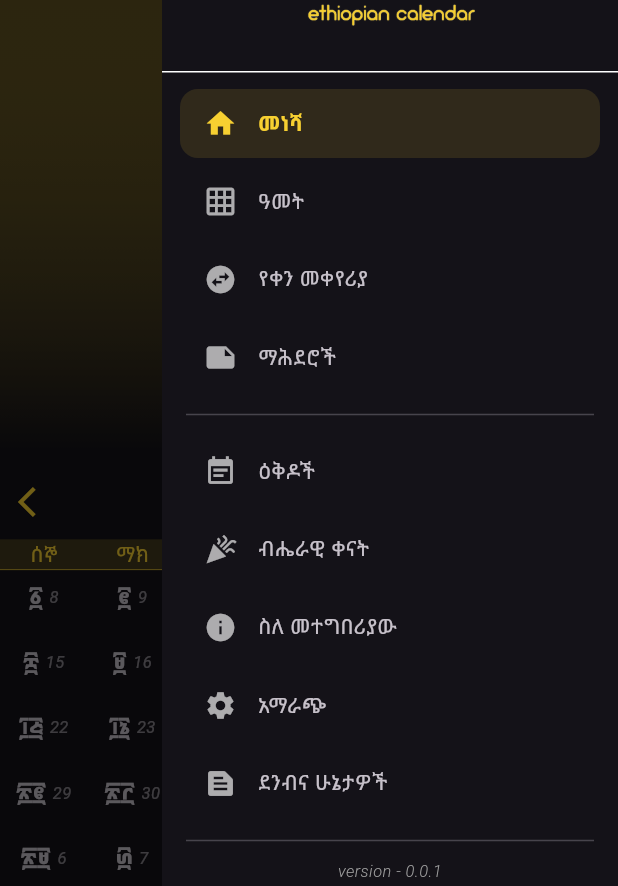
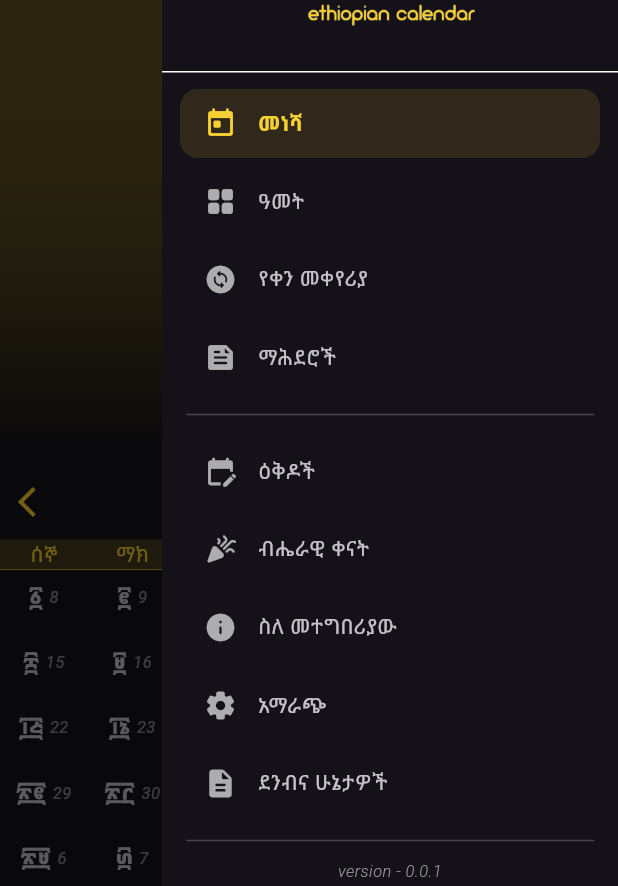
Before and after one commit to Sinishaw/event-calendar-v3, a Flutter app: the screen it shows after launch, with the side drawer open, on a phone screen of 412 x 824 dp. Shown: the part 169-1055 px from the top of the screen. Run offline on Flutter 3.47's test engine with Material 3 defaults, Android fonts, the phone set to English and light mode, and no system bars; our stand-ins replace cached_network_image, carousel_slider, cloud_firestore, device_info_plus, firebase_analytics, firebase_core and 10 more; missing offline and left inert: home_widget, workmanager; accounts and stored records are empty; statements that could not run were skipped.

Commit message:
feat: modernize side menu icons
Replace default side menu navigation item icons with modern, cohesive rounded alternatives that match the bottom bar (today_rounded, grid_view_rounded, change_circle_rounded, feed_rounded, etc.).

#73

```diff
--- a/lib/menu/side_menu.dart
+++ b/lib/menu/side_menu.dart
@@ -42,25 +42,25 @@ class _SideMenuState extends State<SideMenu> {
           const SizedBox(height: 8),
           SideMenuItem(
             text: AppLocalizations.of(context)!.home,
-            icon: Icons.home,
+            icon: Icons.today_rounded,
             isSelected: Globals.displayingIndex == 0,
             onTap: () => {Globals.selectedIndex = Globals.displayingIndex = 0, widget.callback(0)},
           ),
           SideMenuItem(
             text: AppLocalizations.of(context)!.year,
-            icon: Icons.grid_on,
+            icon: Icons.grid_view_rounded,
             isSelected: Globals.displayingIndex == 1,
             onTap: () => {Globals.selectedIndex = Globals.displayingIndex = 1, widget.callback(1)},
           ),
           SideMenuItem(
             text: AppLocalizations.of(context)!.dateConverter,
-            icon: Icons.swap_horizontal_circle,
+            icon: Icons.change_circle_rounded,
             isSelected: Globals.displayingIndex == 2,
             onTap: () => {Globals.selectedIndex = Globals.displayingIndex = 2, widget.callback(2)},
           ),
           SideMenuItem(
             text: AppLocalizations.of(context)!.archives,
-            icon: Icons.note,
+            icon: Icons.feed_rounded,
             isSelected: Globals.displayingIndex == 3,
             onTap: () => {Globals.selectedIndex = Globals.displayingIndex = 3, widget.callback(3)},
           ),
@@ -73,31 +73,31 @@ class _SideMenuState extends State<SideMenu> {
           ),
           SideMenuItem(
             text: AppLocalizations.of(context)!.plans,
-            icon: Icons.event_note,
+            icon: Icons.edit_calendar_rounded,
             isSelected: Globals.displayingIndex == 5,
             onTap: () => {Globals.selectedIndex = Globals.displayingIndex = 4, widget.callback(5)},
           ),
           SideMenuItem(
             text: AppLocalizations.of(context)!.nationalDays,
-            icon: Icons.celebration,
+            icon: Icons.celebration_rounded,
             isSelected: Globals.displayingIndex == 6,
             onTap: () => {Globals.selectedIndex = 5, Globals.displayingIndex = 4, widget.callback(6)},
           ),
           SideMenuItem(
             text: AppLocalizations.of(context)!.aboutApp,
-            icon: Icons.info_sharp,
+            icon: Icons.info_rounded,
             isSelected: Globals.displayingIndex == 7,
             onTap: () => {Globals.selectedIndex = 6, Globals.displayingIndex = 4, widget.callback(7)},
           ),
           SideMenuItem(
             text: AppLocalizations.of(context)!.setting,
-            icon: Icons.settings,
+            icon: Icons.settings_rounded,
             isSelected: Globals.displayingIndex == 8,
             onTap: () => {Globals.selectedIndex = 7, Globals.displayingIndex = 4, widget.callback(8)},
           ),
           SideMenuItem(
             text: AppLocalizations.of(context)!.termsAndConditions,
-            icon: Icons.text_snippet,
+            icon: Icons.description_rounded,
             isSelected: Globals.displayingIndex == 9,
             onTap: () => {Globals.selectedIndex = 8, Globals.displayingIndex = 4, widget.callback(9)},
           ),
```
Also changed, not shown: 1 other file.
